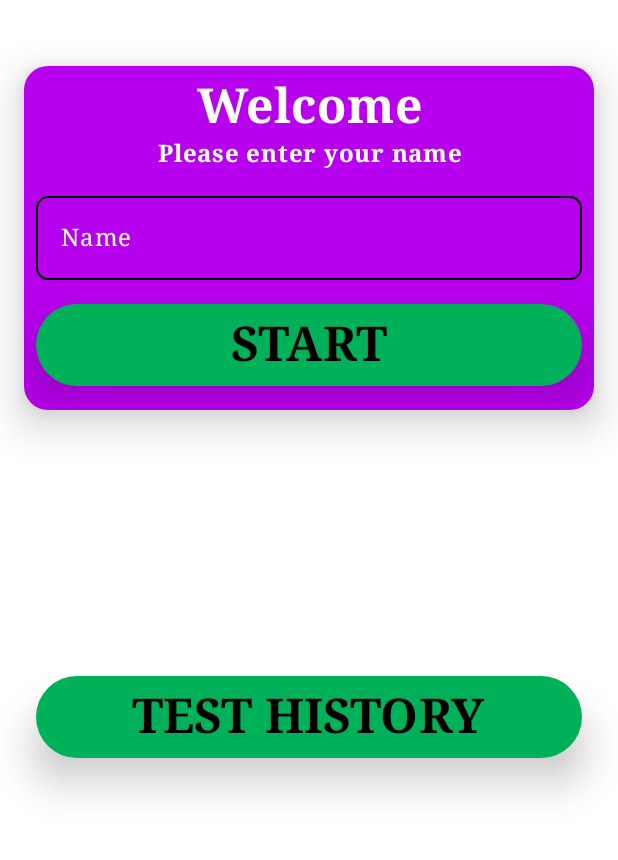
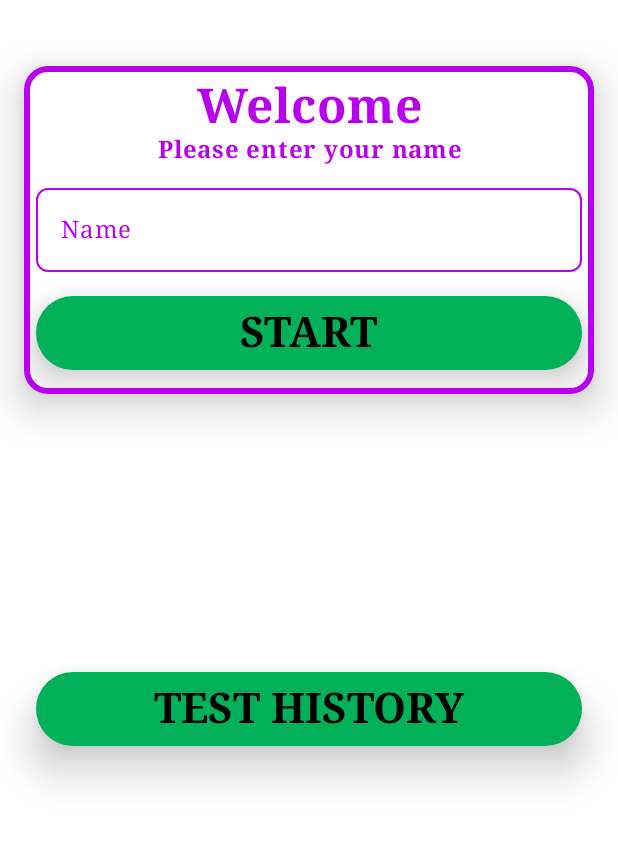
Before and after one commit to tchabva/MathsQuizApp, an Android app built with Jetpack Compose: the screen it shows after launch (MainActivity), on a phone screen of 412 x 824 dp, the part 188-1048 px from its top. Run offline under Robolectric (Android 15) with nearby library versions, the phone set to English and light mode, and no system bars; our stand-ins replace Dagger/Hilt's generated code, accompanist.

Commit message:
Updating colours on HomeScreen

```diff
--- a/app/src/main/java/uk/learning/mathquiz/ui/screen/HomeScreen.kt
+++ b/app/src/main/java/uk/learning/mathquiz/ui/screen/HomeScreen.kt
@@ -2,6 +2,7 @@ package uk.learning.mathquiz.ui.screen
 
 import android.content.Context
 import android.widget.Toast
+import androidx.compose.foundation.BorderStroke
 import androidx.compose.foundation.background
 import androidx.compose.foundation.layout.*
 import androidx.compose.foundation.shape.RoundedCornerShape
@@ -100,14 +101,15 @@ fun EnterNameCard(navController: NavController) {
         modifier = Modifier
             .fillMaxWidth(),
         shape = RoundedCornerShape(16.dp),
-        elevation = CardDefaults.cardElevation(16.dp)
+        elevation = CardDefaults.cardElevation(16.dp),
+        border = BorderStroke(4.dp, Purple)
     ) {
 
         Box(
             modifier = Modifier
-                .background(Purple)
+                .background(Color.White)
                 .align(Alignment.CenterHorizontally)
-                .fillMaxWidth(),
+                .fillMaxWidth()
         ) {
 
             Column(
@@ -122,7 +124,7 @@ fun EnterNameCard(navController: NavController) {
                 HomeScreenText(
                     textResource = R.string.card_welcome_txt,
                     size = 32,
-                    colour = Color.White,
+                    colour = Purple,
                     weight = FontWeight.SemiBold
                 )
 
@@ -130,7 +132,7 @@ fun EnterNameCard(navController: NavController) {
                 HomeScreenText(
                     textResource = R.string.card_instruction,
                     size = 16,
-                    colour = Color.White,
+                    colour = Purple,
                     weight = FontWeight.SemiBold
                 )
 
@@ -150,21 +152,21 @@ fun EnterNameCard(navController: NavController) {
                         HomeScreenText(
                             textResource = R.string.text_field_label,
                             size = 16,
-                            colour = Color.White,
+                            colour = Purple,
                             weight = FontWeight.Medium
                         )
                     },
                     colors = TextFieldDefaults.outlinedTextFieldColors(
-                        textColor = Color.White,
-                        focusedBorderColor = Color.White,
-                        focusedLabelColor = Color.White,
-                        containerColor = Purple,
+                        textColor = Purple,
+                        focusedBorderColor = Purple,
+                        focusedLabelColor = Purple,
+                        containerColor = Color.White,
                         cursorColor = GreenMain,
-                        unfocusedLabelColor = Color.Black,
-                        unfocusedBorderColor = Color.Black,
+                        unfocusedLabelColor = Purple,
+                        unfocusedBorderColor = Purple,
                         selectionColors = TextSelectionColors(
                             handleColor = GreenMain,
-                            backgroundColor = colorResource(R.color.yellow)
+                            backgroundColor = GreenMain
                         )
                     ),
                     keyboardOptions = KeyboardOptions(
@@ -223,7 +225,7 @@ fun HomeScreenButton(textResource: Int, padding: Int, onClick: () -> Unit = {})
     ) {
         Text(
             stringResource(textResource),
-            fontSize = 32.sp,
+            fontSize = 28.sp,
             fontFamily = FontFamily.Serif,
             color = Color.Black,
             fontWeight = FontWeight.SemiBold
@@ -239,7 +241,8 @@ fun HomeScreenText(textResource: Int, size: Int, colour: Color, weight: FontWeig
         color = colour,
         fontSize = size.sp,
         fontWeight = weight,
-        textAlign = TextAlign.Center
+        textAlign = TextAlign.Center,
+        lineHeight = 1.sp
     )
 }
 
```
